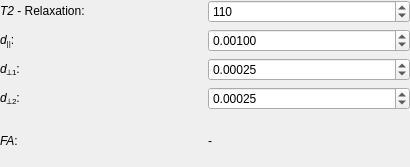
Old version of the form Plugins/org.mitk.gui.qt.diffusionimaging/src/QmitkTensorModelParametersWidgetControls.ui in the repository MITK/MITK.
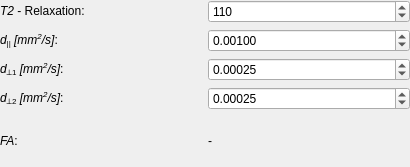
New version of the form.

Commit message: added diffusivity units to gui

Patch:
```diff
--- a/Plugins/org.mitk.gui.qt.diffusionimaging/src/QmitkTensorModelParametersWidgetControls.ui
+++ b/Plugins/org.mitk.gui.qt.diffusionimaging/src/QmitkTensorModelParametersWidgetControls.ui
@@ -33,7 +33,7 @@
    <item row="2" column="0">
     <widget class="QLabel" name="label_2">
      <property name="text">
-      <string>&lt;html&gt;&lt;head/&gt;&lt;body&gt;&lt;p&gt;&lt;span style=&quot; font-style:italic;&quot;&gt;d&lt;/span&gt;&lt;span style=&quot; vertical-align:sub;&quot;&gt;⟂1&lt;/span&gt;:&lt;/p&gt;&lt;/body&gt;&lt;/html&gt;</string>
+      <string>&lt;html&gt;&lt;head/&gt;&lt;body&gt;&lt;p&gt;&lt;span style=&quot; font-style:italic;&quot;&gt;d&lt;/span&gt;&lt;span style=&quot; vertical-align:sub;&quot;&gt;⟂1&lt;/span&gt;&lt;span style=&quot; font-style:italic;&quot;&gt; [mm&lt;/span&gt;&lt;span style=&quot; font-style:italic; vertical-align:super;&quot;&gt;2&lt;/span&gt;&lt;span style=&quot; font-style:italic;&quot;&gt;/s]&lt;/span&gt;:&lt;/p&gt;&lt;/body&gt;&lt;/html&gt;</string>
      </property>
     </widget>
    </item>
@@ -59,7 +59,7 @@
    <item row="1" column="0">
     <widget class="QLabel" name="label">
      <property name="text">
-      <string>&lt;html&gt;&lt;head/&gt;&lt;body&gt;&lt;p&gt;&lt;span style=&quot; font-style:italic;&quot;&gt;d&lt;/span&gt;&lt;span style=&quot; vertical-align:sub;&quot;&gt;||&lt;/span&gt;:&lt;/p&gt;&lt;/body&gt;&lt;/html&gt;</string>
+      <string>&lt;html&gt;&lt;head/&gt;&lt;body&gt;&lt;p&gt;&lt;span style=&quot; font-style:italic;&quot;&gt;d&lt;/span&gt;&lt;span style=&quot; vertical-align:sub;&quot;&gt;||&lt;/span&gt;&lt;span style=&quot; font-style:italic;&quot;&gt; [mm&lt;/span&gt;&lt;span style=&quot; font-style:italic; vertical-align:super;&quot;&gt;2&lt;/span&gt;&lt;span style=&quot; font-style:italic;&quot;&gt;/s]&lt;/span&gt;:&lt;/p&gt;&lt;/body&gt;&lt;/html&gt;</string>
      </property>
     </widget>
    </item>
@@ -104,7 +104,7 @@
    <item row="3" column="0">
     <widget class="QLabel" name="label_3">
      <property name="text">
-      <string>&lt;html&gt;&lt;head/&gt;&lt;body&gt;&lt;p&gt;&lt;span style=&quot; font-style:italic;&quot;&gt;d&lt;/span&gt;&lt;span style=&quot; vertical-align:sub;&quot;&gt;⟂2&lt;/span&gt;:&lt;/p&gt;&lt;/body&gt;&lt;/html&gt;</string>
+      <string>&lt;html&gt;&lt;head/&gt;&lt;body&gt;&lt;p&gt;&lt;span style=&quot; font-style:italic;&quot;&gt;d&lt;/span&gt;&lt;span style=&quot; vertical-align:sub;&quot;&gt;⟂2&lt;/span&gt;&lt;span style=&quot; font-style:italic;&quot;&gt; [mm&lt;/span&gt;&lt;span style=&quot; font-style:italic; vertical-align:super;&quot;&gt;2&lt;/span&gt;&lt;span style=&quot; font-style:italic;&quot;&gt;/s]&lt;/span&gt;:&lt;/p&gt;&lt;/body&gt;&lt;/html&gt;</string>
      </property>
     </widget>
    </item>
```
Left out of the diff: 11 changed lines with no effect on the pictures. The commit also changes 6 other files.
